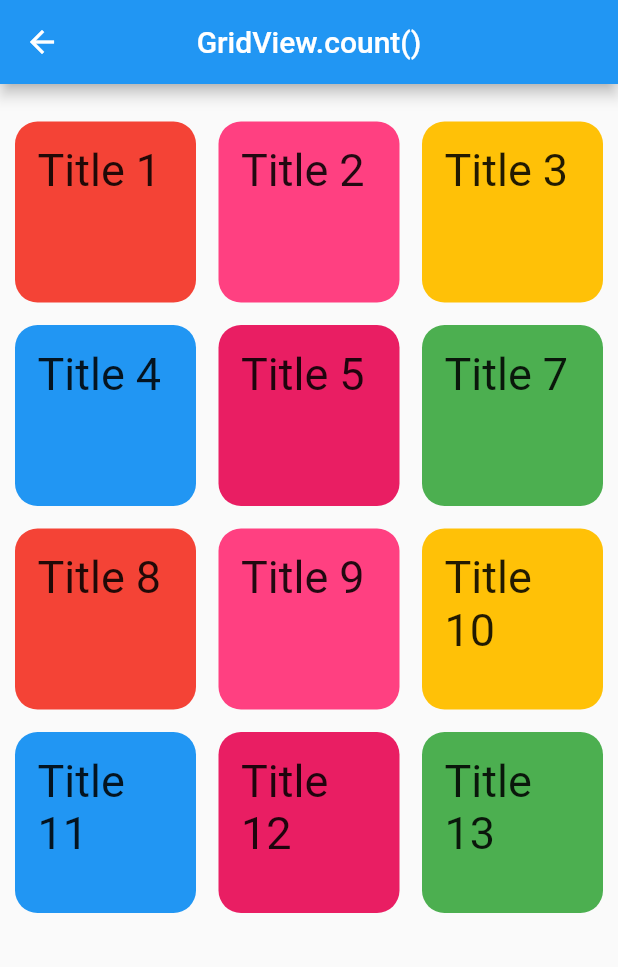
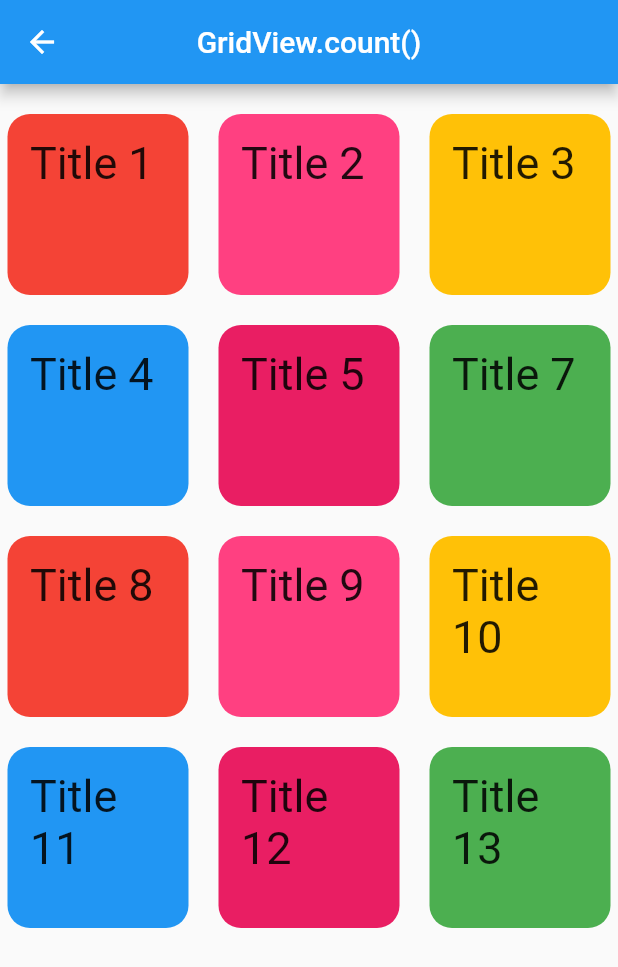
Before and after one commit to oussemanaffetyy/ListView-GridView-Flutter, a Flutter app: the MyGridViewCountPage screen opened directly, on a phone screen of 412 x 824 dp. Shown: the top 967 px of the screen. Run offline on Flutter 3.47's test engine with Material 2 defaults, Android fonts, the light colour scheme and no system bars.

Commit message:
GridView vf commit

```diff
--- a/lib/Pages/GridView/MyGridViewCountPage.dart
+++ b/lib/Pages/GridView/MyGridViewCountPage.dart
@@ -30,9 +30,8 @@ class _MyGridViewCountPageState extends State<MyGridViewCountPage> {
         padding: EdgeInsets.only(top: 15),
         child: GridView.count(
           crossAxisCount: 3,
-          padding: const EdgeInsets.all(5.0),
-          mainAxisSpacing: 5.0,
-          crossAxisSpacing: 5.0,
+          mainAxisSpacing: 10,
+          crossAxisSpacing: 10,
           children: <Widget>[
             info('Title 1', Colors.red),
             info('Title 2', Colors.pinkAccent),
--- a/lib/Pages/home_page.dart
+++ b/lib/Pages/home_page.dart
@@ -1,7 +1,6 @@
 import 'package:flutter/material.dart';
 import 'package:listview_gridview/Pages/GridView_page.dart';
 import 'package:listview_gridview/Pages/ListView_page.dart';
-import 'package:listview_gridview/Pages/ListView/ListViewBuilder_page.dart';
 
 class HomePage extends StatefulWidget {
   HomePage({Key? key}) : super(key: key);
```
